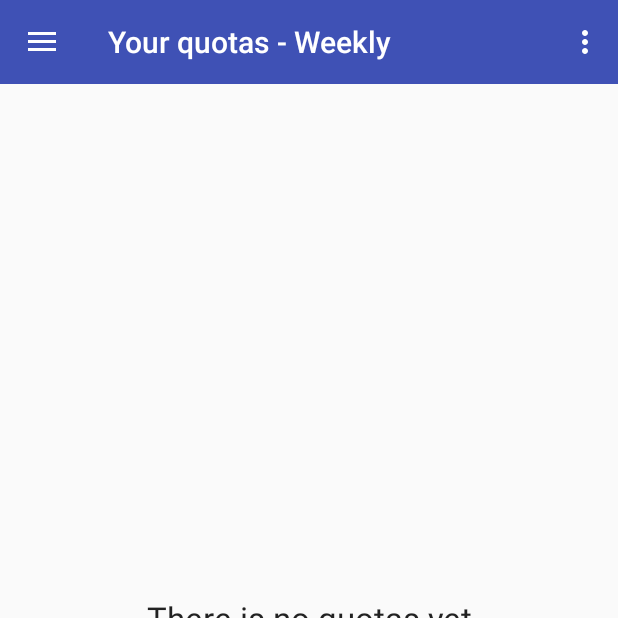
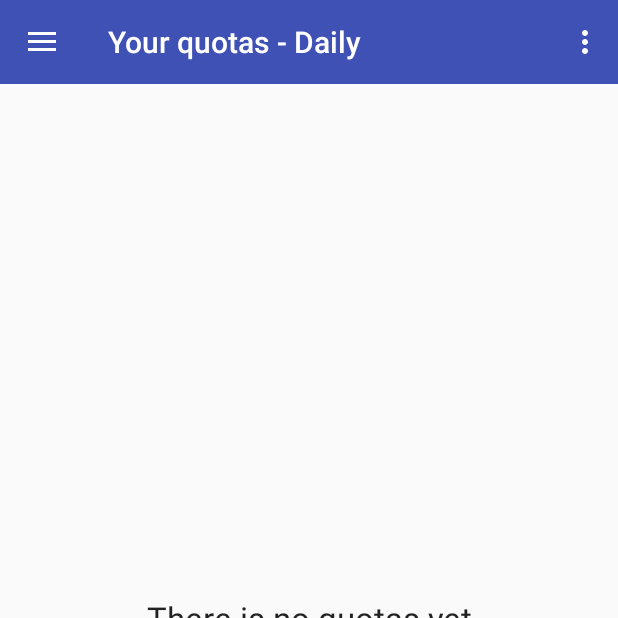
Before and after one commit to leafchild0/scopequotas, an Android app: the screen it shows after launch (MainActivity), on a phone screen of 412 x 824 dp, the top half of it. Run offline under Robolectric (Android 15) with nearby library versions, the phone set to English and light mode, and no system bars; libraries missing offline, so code that uses them is left out: com.akexorcist.roundcornerprogressbar, com.github.mikephil.charting, com.j256.ormlite; 9 statements that could not run were skipped.

Commit message:
Show daily quotas by default, added small style changes

```diff
--- a/app/src/main/java/com/leafchild/scopequotas/activity/MainActivity.kt
+++ b/app/src/main/java/com/leafchild/scopequotas/activity/MainActivity.kt
@@ -43,7 +43,7 @@ class MainActivity : AppCompatActivity(), NavigationView.OnNavigationItemSelecte
     private lateinit var type: TextView
 
     private lateinit var quotaAdapter: ArrayAdapter<Quota>
-    private var currentType = QuotaType.WEEKLY
+    private var currentType = QuotaType.DAILY
     private var showArchieved = false
     private lateinit var toggle: ActionBarDrawerToggle
     private lateinit var navigationView: NavigationView
```
Also changed, not shown: app/src/main/res/layout/quota_item.xml (+4 -3 lines).
